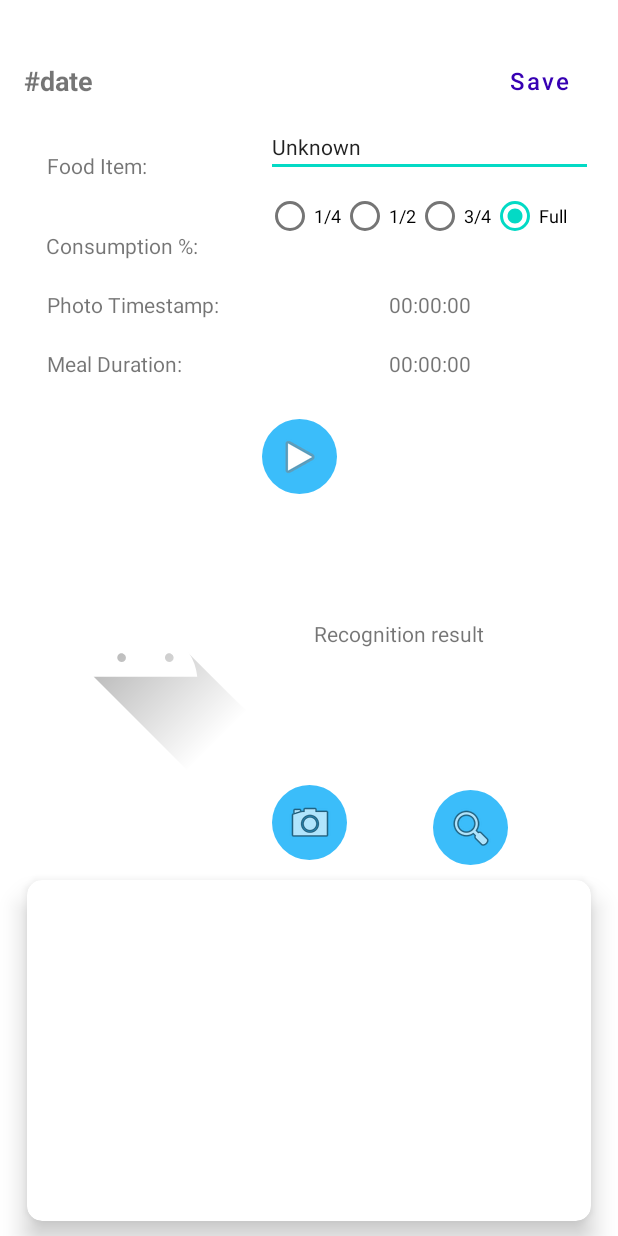
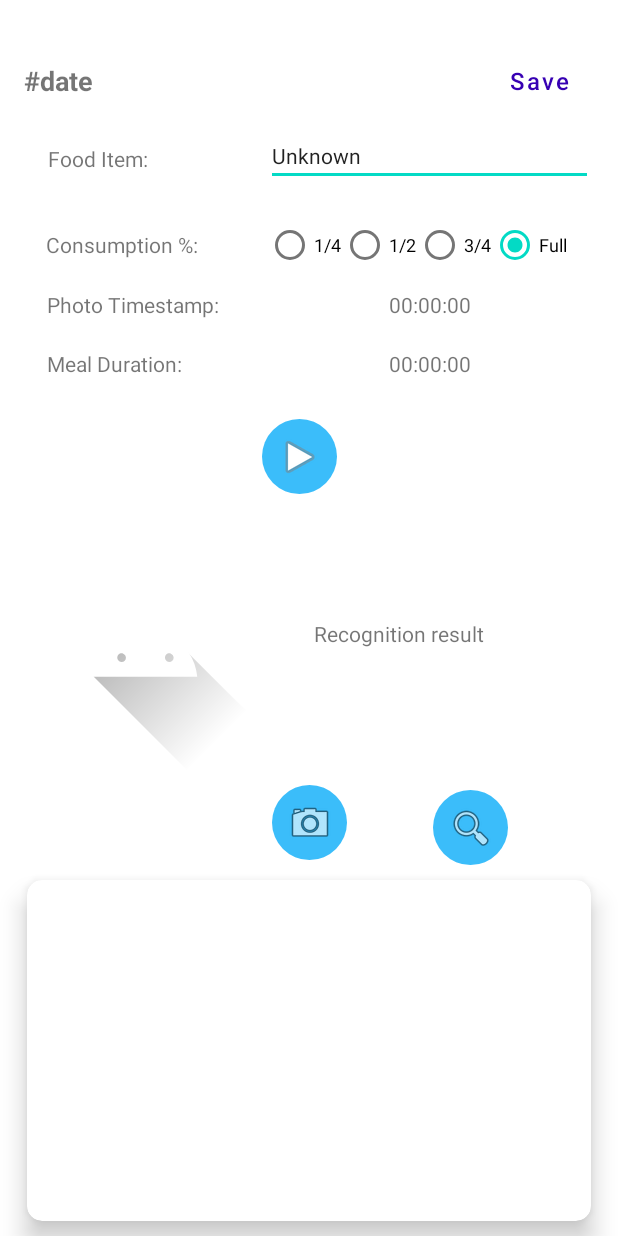
Before and after one commit to XuchongYangJerry/Food_Intake_Tracking, an Android app: the layout activity_main.xml on its own in the app's theme, with its tools: preview values and no code run, on a phone screen of 412 x 824 dp. Run offline under Robolectric (Android 15) with nearby library versions, the phone set to English and light mode, and no system bars.

Commit message:
second commit

```diff
--- a/app/build.gradle
+++ b/app/build.gradle
@@ -64,7 +64,4 @@ dependencies {
     implementation 'org.tensorflow:tensorflow-lite:2.9.0'
     implementation 'org.tensorflow:tensorflow-lite-gpu:2.9.0'
 
-    implementation 'org.tensorflow:tensorflow-lite-support:0.1.0'
-    implementation 'org.tensorflow:tensorflow-lite-metadata:0.1.0'
-
 }
--- a/app/src/main/res/layout/activity_main.xml
+++ b/app/src/main/res/layout/activity_main.xml
@@ -5,9 +5,7 @@
     xmlns:tools="http://schemas.android.com/tools"
     android:layout_width="match_parent"
     android:layout_height="match_parent"
-    tools:context=".MainActivity"
-    tools:layout_editor_absoluteX="0dp"
-    tools:layout_editor_absoluteY="0dp">
+    tools:context=".MainActivity">
 
     <androidx.constraintlayout.widget.Guideline
         android:id="@+id/guideline1"
@@ -72,9 +70,10 @@
     <TextView
         android:id="@+id/foodItemLabel"
         android:layout_width="wrap_content"
-        android:layout_height="wrap_content"
+        android:layout_height="36dp"
         android:layout_marginTop="12dp"
         android:layout_marginBottom="20dp"
+        android:gravity="center"
         android:text="@string/food_item"
         android:textSize="14sp"
         app:layout_constraintBottom_toTopOf="@+id/consumePercentLabel"
@@ -87,27 +86,15 @@
         android:id="@+id/foodItemTextView"
         android:layout_width="0dp"
         android:layout_height="36dp"
-        android:layout_marginTop="8dp"
         android:linksClickable="false"
         android:maxLines="1"
         android:text="@string/defaultTextValue"
         android:textSize="14sp"
         app:layout_constraintEnd_toStartOf="@+id/guideline7"
-        app:layout_constraintHorizontal_bias="0.0"
+        app:layout_constraintHorizontal_bias="1.0"
         app:layout_constraintStart_toStartOf="@+id/guideline6"
-        app:layout_constraintTop_toTopOf="@+id/guideline1"
+        app:layout_constraintTop_toTopOf="@+id/foodItemLabel"
         tools:ignore="TouchTargetSizeCheck" />
-
-    <TextView
-        android:id="@+id/consumePercentLabel"
-        android:layout_width="wrap_content"
-        android:layout_height="wrap_content"
-        android:layout_marginBottom="20dp"
-        android:text="@string/consumption"
-        app:layout_constraintBottom_toTopOf="@+id/photoTimestampLabel"
-        app:layout_constraintEnd_toStartOf="@+id/guideline6"
-        app:layout_constraintHorizontal_bias="0.407"
-        app:layout_constraintStart_toStartOf="parent" />
 
     <!--    <Spinner-->
 <!--        android:id="@+id/foodCatSpinner"-->
@@ -159,17 +146,28 @@
 <!--        app:layout_constraintStart_toStartOf="@+id/guideline4"-->
 <!--        app:layout_constraintTop_toTopOf="@+id/foodQtyLabel" />-->
 
+    <TextView
+        android:id="@+id/consumePercentLabel"
+        android:layout_width="wrap_content"
+        android:layout_height="36dp"
+        android:layout_marginBottom="12dp"
+        android:gravity="center"
+        android:text="@string/consumption"
+        app:layout_constraintBottom_toTopOf="@+id/photoTimestampLabel"
+        app:layout_constraintEnd_toStartOf="@+id/guideline6"
+        app:layout_constraintHorizontal_bias="0.407"
+        app:layout_constraintStart_toStartOf="parent" />
+
     <RadioGroup
         android:id="@+id/consumpRadioGroup"
         android:layout_width="0dp"
         android:layout_height="36dp"
         android:layout_alignParentTop="true"
-        android:layout_marginTop="8dp"
         android:orientation="horizontal"
         app:layout_constraintEnd_toStartOf="@+id/guideline7"
         app:layout_constraintHorizontal_bias="0.0"
         app:layout_constraintStart_toStartOf="@+id/guideline6"
-        app:layout_constraintTop_toBottomOf="@+id/foodItemTextView">
+        app:layout_constraintTop_toTopOf="@+id/consumePercentLabel">
 
         <RadioButton
             android:id="@+id/radio025"
@@ -197,9 +195,9 @@
             android:id="@+id/radio100"
             android:layout_width="wrap_content"
             android:layout_height="wrap_content"
+            android:checked="true"
             android:text="Full"
-            android:textSize="12sp"
-            android:checked="true"/>
+            android:textSize="12sp" />
     </RadioGroup>
 
     <TextView
--- a/app/src/main/res/values/strings.xml
+++ b/app/src/main/res/values/strings.xml
@@ -1,5 +1,5 @@
 <resources>
-    <string name="app_name">Food Intake Tracking</string>
+    <string name="app_name">Glook3</string>
     <string name="meal_duration">Meal Duration:</string>
     <string name="food_item">Food Item:</string>
     <string name="meal">Meal:</string>
```
